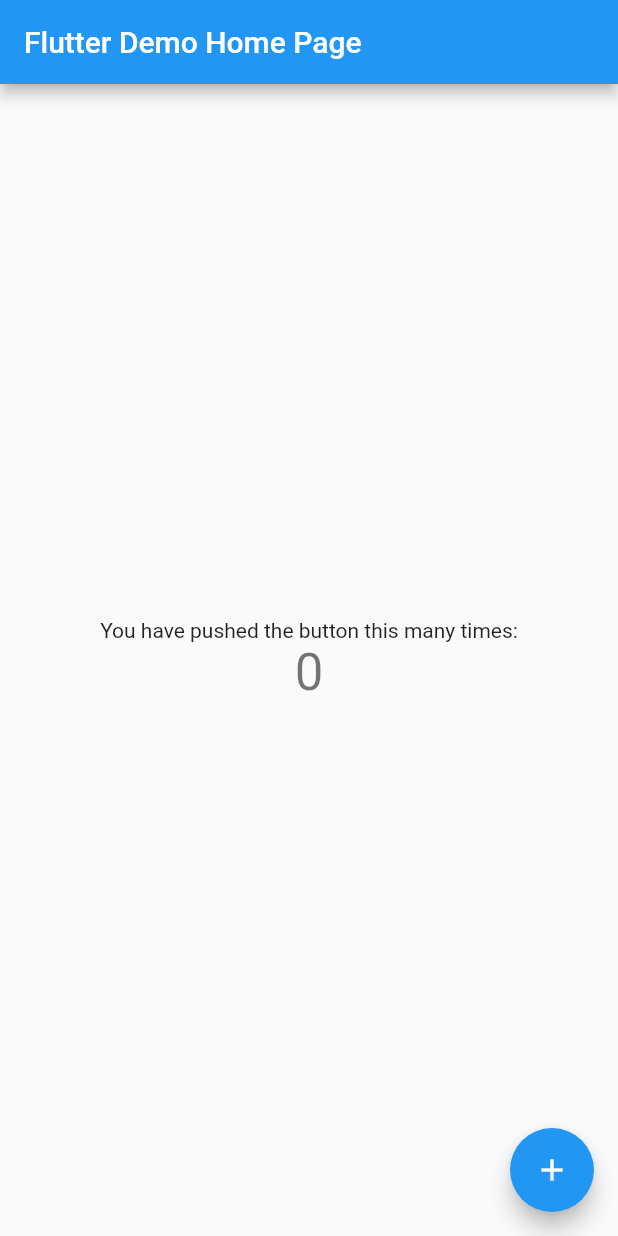
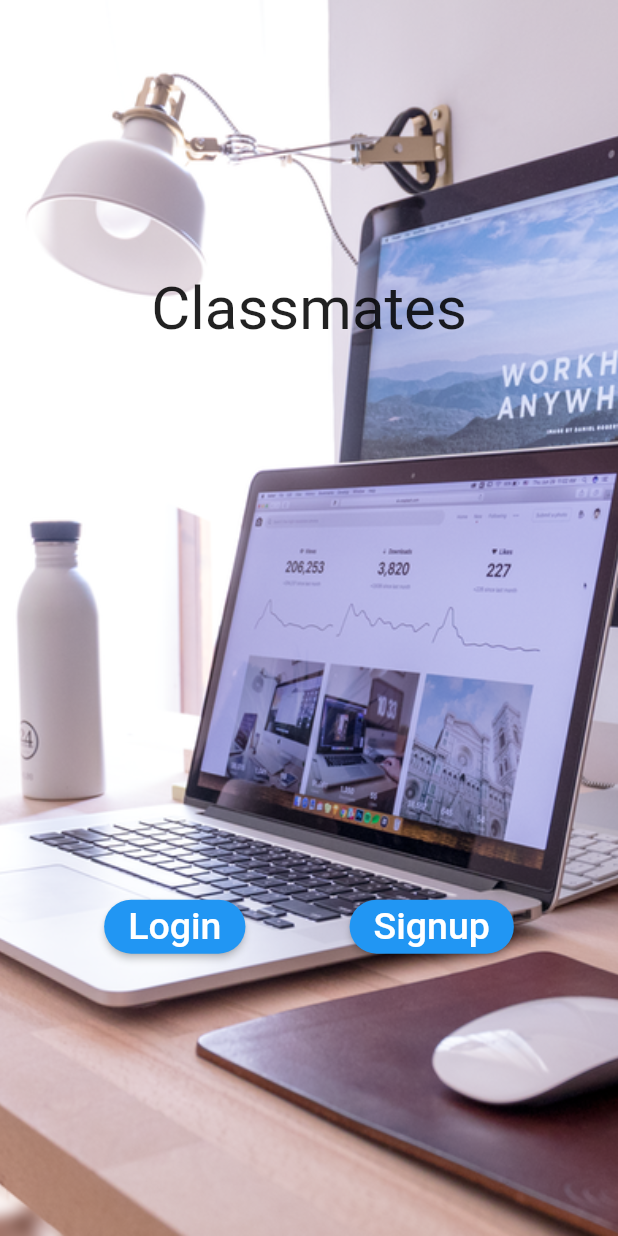
Before and after one commit to shadabhashmi21/technomanics, a Flutter app: the screen it shows after launch, on a phone screen of 412 x 824 dp. Run offline on Flutter 3.47's test engine with Material 2 defaults, Android fonts, the phone set to English and light mode, and no system bars.

Commit message:
feat: dashboard page

```diff
--- /dev/null
+++ b/lib/appwidgets/custom_elevated_button.dart
@@ -0,0 +1,21 @@
+import 'package:flutter/material.dart';
+
+class CustomElevatedButton extends StatelessWidget {
+  final String btnText;
+  final VoidCallback callback;
+
+  const CustomElevatedButton({Key? key, required this.btnText, required this.callback}) : super(key: key);
+
+  @override
+  Widget build(BuildContext context) {
+    return ElevatedButton(
+      onPressed: () => callback,
+      child: Text(btnText, style: const TextStyle(fontSize: 25),),
+      style: ElevatedButton.styleFrom(
+        shape: RoundedRectangleBorder(
+          borderRadius: BorderRadius.circular(30.0),
+        ),
+      ),
+    );
+  }
+}
--- a/lib/main.dart
+++ b/lib/main.dart
@@ -1,4 +1,5 @@
 import 'package:flutter/material.dart';
+import 'package:technomanics/screens/dashboard.dart';
 
 void main() {
   runApp(const MyApp());
@@ -7,109 +8,19 @@ void main() {
 class MyApp extends StatelessWidget {
   const MyApp({Key? key}) : super(key: key);
 
-  // This widget is the root of your application.
   @override
   Widget build(BuildContext context) {
     return MaterialApp(
-      title: 'Flutter Demo',
-      theme: ThemeData(
-        // This is the theme of your application.
-        //
-        // Try running your application with "flutter run". You'll see the
-        // application has a blue toolbar. Then, without quitting the app, try
-        // changing the primarySwatch below to Colors.green and then invoke
-        // "hot reload" (press "r" in the console where you ran "flutter run",
-        // or simply save your changes to "hot reload" in a Flutter IDE).
-        // Notice that the counter didn't reset back to zero; the application
-        // is not restarted.
-        primarySwatch: Colors.blue,
+      home: Scaffold(
+        body: Container(
+          decoration: const BoxDecoration(
+              image: DecorationImage(
+                  image: AssetImage('assets/images/app_background.png'), fit: BoxFit.cover
+              )
+          ),
+          child: const Dashboard(),
+        ),
       ),
-      home: const MyHomePage(title: 'Flutter Demo Home Page'),
     );
   }
 }
-
-class MyHomePage extends StatefulWidget {
-  const MyHomePage({Key? key, required this.title}) : super(key: key);
-
-  // This widget is the home page of your application. It is stateful, meaning
-  // that it has a State object (defined below) that contains fields that affect
-  // how it looks.
-
-  // This class is the configuration for the state. It holds the values (in this
-  // case the title) provided by the parent (in this case the App widget) and
-  // used by the build method of the State. Fields in a Widget subclass are
-  // always marked "final".
-
-  final String title;
-
-  @override
-  State<MyHomePage> createState() => _MyHomePageState();
-}
-
-class _MyHomePageState extends State<MyHomePage> {
-  int _counter = 0;
-
-  void _incrementCounter() {
-    setState(() {
-      // This call to setState tells the Flutter framework that something has
-      // changed in this State, which causes it to rerun the build method below
-      // so that the display can reflect the updated values. If we changed
-      // _counter without calling setState(), then the build method would not be
-      // called again, and so nothing would appear to happen.
-      _counter++;
-    });
-  }
-
-  @override
-  Widget build(BuildContext context) {
-    // This method is rerun every time setState is called, for instance as done
-    // by the _incrementCounter method above.
-    //
-    // The Flutter framework has been optimized to make rerunning build methods
-    // fast, so that you can just rebuild anything that needs updating rather
-    // than having to individually change instances of widgets.
-    return Scaffold(
-      appBar: AppBar(
-        // Here we take the value from the MyHomePage object that was created by
-        // the App.build method, and use it to set our appbar title.
-        title: Text(widget.title),
-      ),
-      body: Center(
-        // Center is a layout widget. It takes a single child and positions it
-        // in the middle of the parent.
-        child: Column(
-          // Column is also a layout widget. It takes a list of children and
-          // arranges them vertically. By default, it sizes itself to fit its
-          // children horizontally, and tries to be as tall as its parent.
-          //
-          // Invoke "debug painting" (press "p" in the console, choose the
-          // "Toggle Debug Paint" action from the Flutter Inspector in Android
-          // Studio, or the "Toggle Debug Paint" command in Visual Studio Code)
-          // to see the wireframe for each widget.
-          //
-          // Column has various properties to control how it sizes itself and
-          // how it positions its children. Here we use mainAxisAlignment to
-          // center the children vertically; the main axis here is the vertical
-          // axis because Columns are vertical (the cross axis would be
-          // horizontal).
-          mainAxisAlignment: MainAxisAlignment.center,
-          children: <Widget>[
-            const Text(
-              'You have pushed the button this many times:',
-            ),
-            Text(
-              '$_counter',
-              style: Theme.of(context).textTheme.headline4,
-            ),
-          ],
-        ),
-      ),
-      floatingActionButton: FloatingActionButton(
-        onPressed: _incrementCounter,
-        tooltip: 'Increment',
-        child: const Icon(Icons.add),
-      ), // This trailing comma makes auto-formatting nicer for build methods.
-    );
-  }
-}
--- /dev/null
+++ b/lib/screens/dashboard.dart
@@ -0,0 +1,28 @@
+import 'package:flutter/material.dart';
+import 'package:technomanics/appwidgets/custom_elevated_button.dart';
+
+class Dashboard extends StatelessWidget {
+  const Dashboard({Key? key}) : super(key: key);
+
+  @override
+  Widget build(BuildContext context) {
+    return Column(
+      mainAxisAlignment: MainAxisAlignment.spaceAround,
+      children: [
+        const Center(
+          child: Text(
+            'Classmates',
+            style: TextStyle(fontSize: 40),
+          ),
+        ),
+        Row(
+          mainAxisAlignment: MainAxisAlignment.spaceEvenly,
+          children: [
+            CustomElevatedButton(btnText: 'Login', callback: () {}),
+            CustomElevatedButton(btnText: 'Signup', callback: () {})
+          ],
+        )
+      ],
+    );
+  }
+}
--- a/pubspec.yaml
+++ b/pubspec.yaml
@@ -57,6 +57,9 @@ flutter:
   # the material Icons class.
   uses-material-design: true
 
+  assets:
+    - assets/images/app_background.png
+
   # To add assets to your application, add an assets section, like this:
   # assets:
   #   - images/a_dot_burr.jpeg
```
Also changed, not shown: assets/images/app_background.png (added).
